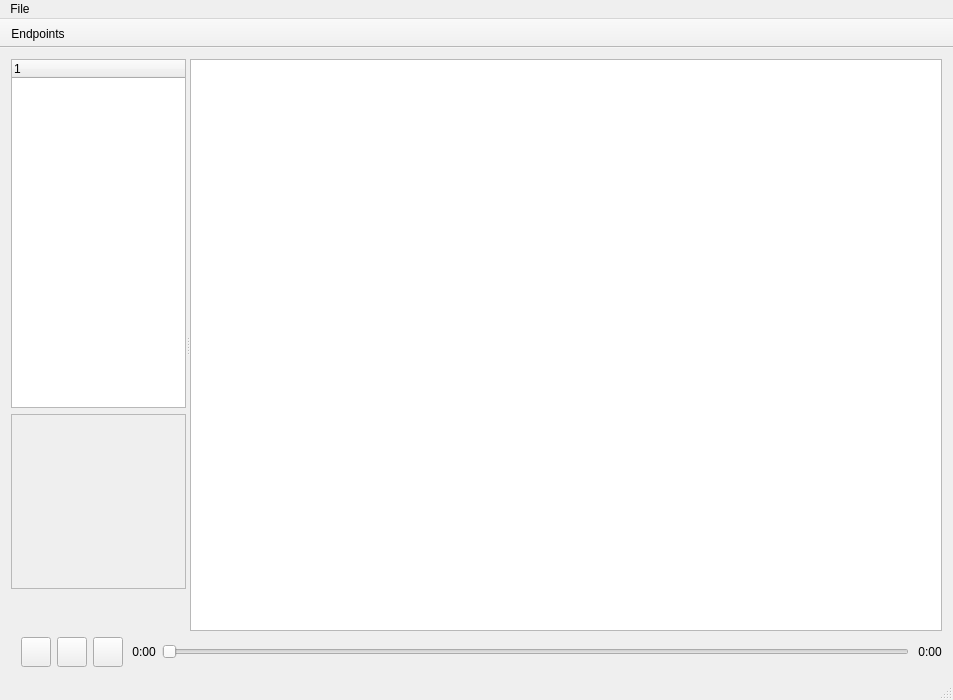
Before: the Qt Designer form qt/QTWidgetUI/mainwindow.ui in jderehag/spotifyserver, drawn with Qt 5.
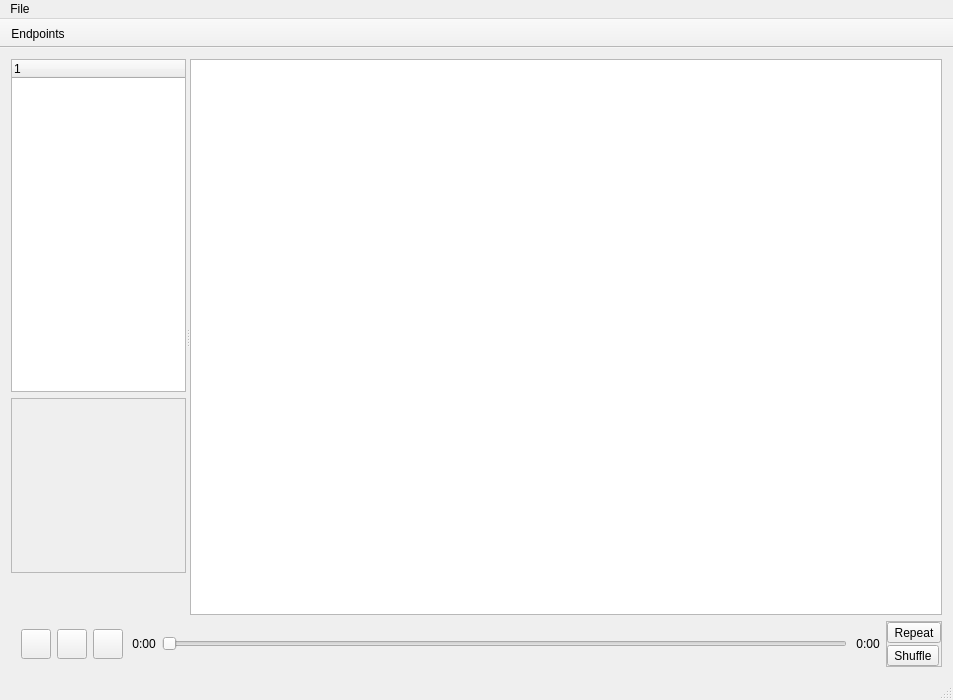
After: the same form once the commit is applied.

Commit message: Shuffle and repeat in qt gui

```diff
--- a/qt/QTWidgetUI/mainwindow.ui
+++ b/qt/QTWidgetUI/mainwindow.ui
@@ -355,6 +355,53 @@
         </property>
        </widget>
       </item>
+      <item>
+       <widget class="QFrame" name="frame">
+        <property name="frameShape">
+         <enum>QFrame::StyledPanel</enum>
+        </property>
+        <property name="frameShadow">
+         <enum>QFrame::Raised</enum>
+        </property>
+        <layout class="QVBoxLayout" name="verticalLayout_3">
+         <property name="spacing">
+          <number>2</number>
+         </property>
+         <property name="leftMargin">
+          <number>0</number>
+         </property>
+         <property name="topMargin">
+          <number>0</number>
+         </property>
+         <property name="rightMargin">
+          <number>0</number>
+         </property>
+         <property name="bottomMargin">
+          <number>0</number>
+         </property>
+         <item>
+          <widget class="QToolButton" name="repeatButton">
+           <property name="text">
+            <string>Repeat</string>
+           </property>
+           <property name="checkable">
+            <bool>true</bool>
+           </property>
+          </widget>
+         </item>
+         <item>
+          <widget class="QToolButton" name="shuffleButton">
+           <property name="text">
+            <string>Shuffle</string>
+           </property>
+           <property name="checkable">
+            <bool>true</bool>
+           </property>
+          </widget>
+         </item>
+        </layout>
+       </widget>
+      </item>
      </layout>
     </item>
    </layout>
```
The commit also changes 2 other files.
